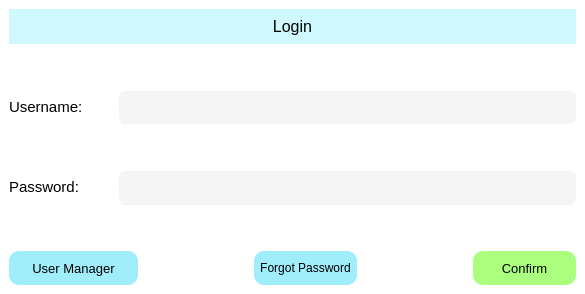
Qt form gui/ui_files/UF_Login.ui (ZachThornee/3K04PaceMaker) before a commit.
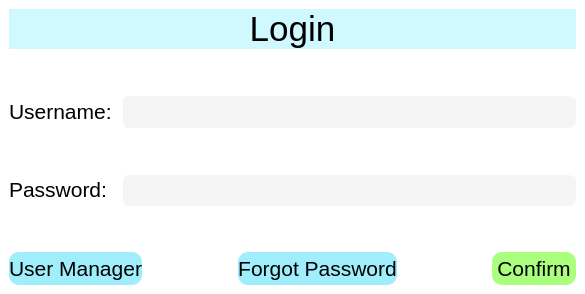
The same form after that commit.

```diff
--- a/gui/ui_files/UF_Login.ui
+++ b/gui/ui_files/UF_Login.ui
@@ -39,6 +39,11 @@
         <verstretch>0</verstretch>
        </sizepolicy>
       </property>
+      <property name="font">
+       <font>
+        <pointsize>16</pointsize>
+       </font>
+      </property>
       <property name="styleSheet">
        <string notr="true">BACKGROUND-COLOR: rgb(245, 245, 245);
 BORDER-COLOR: rgb(245, 245, 245);
@@ -56,6 +61,11 @@
         <verstretch>0</verstretch>
        </sizepolicy>
       </property>
+      <property name="font">
+       <font>
+        <pointsize>16</pointsize>
+       </font>
+      </property>
       <property name="layoutDirection">
        <enum>Qt::LeftToRight</enum>
       </property>
@@ -81,7 +91,7 @@
       </property>
       <property name="font">
        <font>
-        <pointsize>10</pointsize>
+        <pointsize>16</pointsize>
        </font>
       </property>
       <property name="toolTip">
@@ -107,6 +117,11 @@
         <verstretch>0</verstretch>
        </sizepolicy>
       </property>
+      <property name="font">
+       <font>
+        <pointsize>16</pointsize>
+       </font>
+      </property>
       <property name="styleSheet">
        <string notr="true">BACKGROUND-COLOR: rgb(245, 245, 245);
 BORDER-COLOR: rgb(245, 245, 245);
@@ -142,7 +157,7 @@
       </property>
       <property name="font">
        <font>
-        <pointsize>10</pointsize>
+        <pointsize>16</pointsize>
        </font>
       </property>
       <property name="toolTip">
@@ -182,7 +197,7 @@
        </sizepolicy>
       </property>
       <property name="text">
-       <string>&lt;html&gt;&lt;head/&gt;&lt;body&gt;&lt;p&gt;&lt;span style=&quot; font-size:11pt;&quot;&gt;Username:&lt;/span&gt;&lt;/p&gt;&lt;/body&gt;&lt;/html&gt;</string>
+       <string>&lt;html&gt;&lt;head/&gt;&lt;body&gt;&lt;p&gt;&lt;span style=&quot; font-size:16pt;&quot;&gt;Username:&lt;/span&gt;&lt;/p&gt;&lt;/body&gt;&lt;/html&gt;</string>
       </property>
      </widget>
     </item>
@@ -194,6 +209,11 @@
         <verstretch>0</verstretch>
        </sizepolicy>
       </property>
+      <property name="font">
+       <font>
+        <pointsize>26</pointsize>
+       </font>
+      </property>
       <property name="layoutDirection">
        <enum>Qt::LeftToRight</enum>
       </property>
@@ -202,7 +222,7 @@
 </string>
       </property>
       <property name="text">
-       <string>&lt;html&gt;&lt;head/&gt;&lt;body&gt;&lt;p&gt;&lt;span style=&quot; font-size:12pt;&quot;&gt;Login&lt;/span&gt;&lt;/p&gt;&lt;/body&gt;&lt;/html&gt;</string>
+       <string>&lt;html&gt;&lt;head/&gt;&lt;body&gt;&lt;p&gt;&lt;span style=&quot; font-size:26pt;&quot;&gt;Login&lt;/span&gt;&lt;/p&gt;&lt;/body&gt;&lt;/html&gt;</string>
       </property>
       <property name="alignment">
        <set>Qt::AlignCenter</set>
@@ -217,8 +237,13 @@
         <verstretch>0</verstretch>
        </sizepolicy>
       </property>
+      <property name="font">
+       <font>
+        <pointsize>16</pointsize>
+       </font>
+      </property>
       <property name="text">
-       <string>&lt;html&gt;&lt;head/&gt;&lt;body&gt;&lt;p&gt;&lt;span style=&quot; font-size:11pt;&quot;&gt;Password:&lt;/span&gt;&lt;/p&gt;&lt;/body&gt;&lt;/html&gt;</string>
+       <string>&lt;html&gt;&lt;head/&gt;&lt;body&gt;&lt;p&gt;&lt;span style=&quot; font-size:16pt;&quot;&gt;Password:&lt;/span&gt;&lt;/p&gt;&lt;/body&gt;&lt;/html&gt;</string>
       </property>
      </widget>
     </item>
```
Left out of the diff: 15 changed lines with no effect on the pictures.
